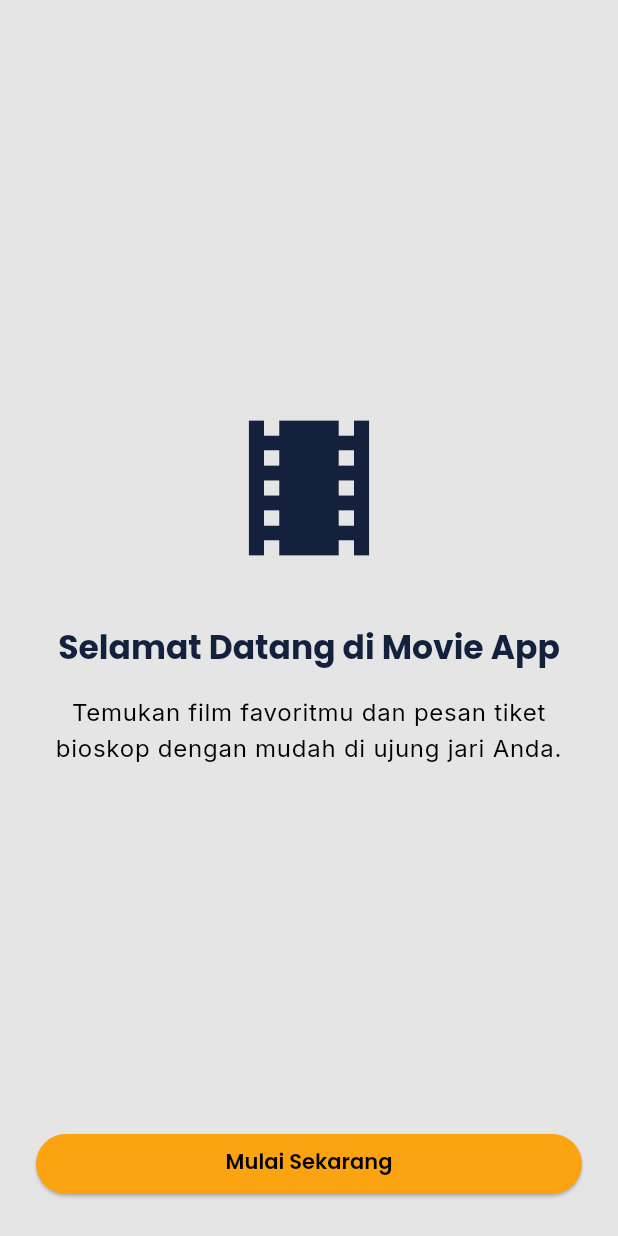
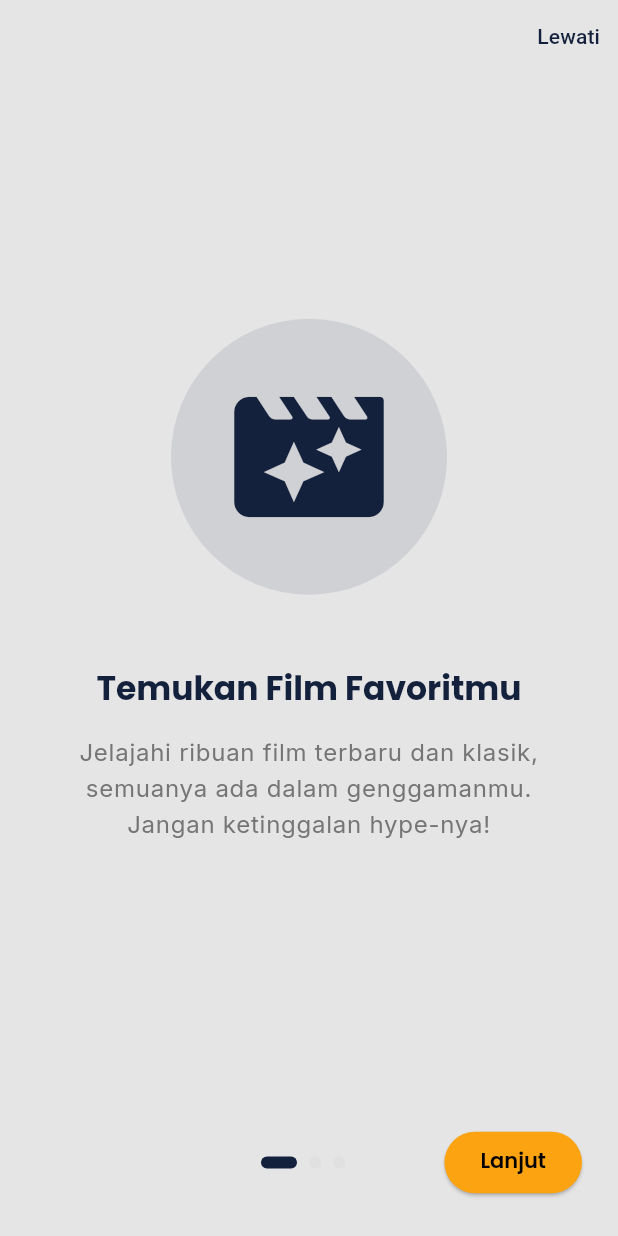
Before and after one commit to darelllien/movie_app_flutter, a Flutter app: the screen it shows after launch, on a phone screen of 412 x 824 dp. Run offline on Flutter 3.47's test engine with Material 3 defaults, Android fonts, the phone set to English and light mode, and no system bars; our stand-ins replace carousel_slider, flutter_dotenv, google_fonts, image_picker, shared_preferences.

Commit message:
update onboarding_page
- adding 3 interaction in onboarding screen to tell users about the app

```diff
--- a/movie_app/lib/screens/auth/onboarding_page.dart
+++ b/movie_app/lib/screens/auth/onboarding_page.dart
@@ -1,17 +1,54 @@
 import 'package:flutter/material.dart';
 import 'package:shared_preferences/shared_preferences.dart';
-import '../../routes/app_routes.dart';
+import 'login_page.dart'; // Sesuaikan path menuju file login_screen Anda
 
-class OnboardingScreen extends StatelessWidget {
+class OnboardingScreen extends StatefulWidget {
   const OnboardingScreen({super.key});
 
-  void _finishOnboarding(BuildContext context) async {
+  @override
+  State<OnboardingScreen> createState() => _OnboardingScreenState();
+}
+
+class _OnboardingScreenState extends State<OnboardingScreen> {
+  final PageController _pageController = PageController(initialPage: 0);
+  int _currentPage = 0;
+
+  // Data konten untuk 3 Interaksi Onboarding
+  final List<Map<String, dynamic>> onboardingData = [
+    {
+      "icon": Icons.movie_filter_rounded, // Interaksi 1: Discovery
+      "title": "Temukan Film Favoritmu",
+      "desc": "Jelajahi ribuan film terbaru dan klasik, semuanya ada dalam genggamanmu. Jangan ketinggalan hype-nya!",
+    },
+    {
+      "icon": Icons.event_seat_rounded, // Interaksi 2: Ease of Use
+      "title": "Pesan Tiket Tanpa Antre",
+      "desc": "Pilih kursi terbaikmu, pesan tiket kapan saja, dan langsung masuk bioskop tanpa perlu antre di loket.",
+    },
+    {
+      "icon": Icons.location_on_rounded, // Interaksi 3: Smart Experience
+      "title": "Info Bioskop Terdekat",
+      "desc": "Movix tahu bioskop mana yang paling dekat denganmu. Dapatkan jadwal tayang akurat setiap saat.",
+    },
+  ];
+
+  // Fungsi saat onboarding selesai
+  void _finishOnboarding() async {
     SharedPreferences prefs = await SharedPreferences.getInstance();
     await prefs.setBool('isFirstTime', false);
 
-    if (!context.mounted) return;
+    if (!mounted) return;
 
-    Navigator.pushReplacementNamed(context, AppRoutes.login);
+    Navigator.pushReplacement(
+      context,
+      MaterialPageRoute(builder: (_) => const LoginScreen()),
+    );
+  }
+
+  @override
+  void dispose() {
+    _pageController.dispose();
+    super.dispose();
   }
 
   @override
@@ -19,38 +56,147 @@ class OnboardingScreen extends StatelessWidget {
     final theme = Theme.of(context);
 
     return Scaffold(
+      backgroundColor: theme.scaffoldBackgroundColor,
       body: SafeArea(
-        child: Padding(
-          padding: const EdgeInsets.all(24.0),
+        child: Column(
+          children: [
+            // Tombol Skip (Lewati) di pojok kanan atas
+            Align(
+              alignment: Alignment.topRight,
+              child: TextButton(
+                onPressed: _finishOnboarding,
+                child: Text(
+                  'Lewati',
+                  style: TextStyle(color: theme.colorScheme.primary),
+                ),
+              ),
+            ),
+
+            // PageView untuk konten yang bisa di-swipe
+            Expanded(
+              child: PageView.builder(
+                controller: _pageController,
+                onPageChanged: (index) {
+                  setState(() {
+                    _currentPage = index;
+                  });
+                },
+                itemCount: onboardingData.length,
+                itemBuilder: (context, index) {
+                  return Padding(
+                    padding: const EdgeInsets.symmetric(horizontal: 32.0),
                     child: Column(
                       mainAxisAlignment: MainAxisAlignment.center,
                       children: [
-              const Spacer(),
-              Icon(Icons.theaters, size: 120, color: theme.colorScheme.primary),
-              const SizedBox(height: 32),
+                        // Ilustrasi / Ikon
+                        // TIPS: Ganti Icon di bawah ini dengan Image.asset('assets/gambar1.png') jika Anda punya gambarnya
+                        Container(
+                          padding: const EdgeInsets.all(32),
+                          decoration: BoxDecoration(
+                            color: theme.colorScheme.primary.withOpacity(0.1),
+                            shape: BoxShape.circle,
+                          ),
+                          child: Icon(
+                            onboardingData[index]["icon"],
+                            size: 120,
+                            color: theme.colorScheme.primary,
+                          ),
+                        ),
+                        const SizedBox(height: 48),
+
+                        // Judul
                         Text(
-                'Selamat Datang di Movie App',
-                style: theme.textTheme.titleLarge?.copyWith(color: theme.colorScheme.primary),
+                          onboardingData[index]["title"],
+                          style: theme.textTheme.titleLarge?.copyWith(
+                            color: theme.colorScheme.primary,
+                            fontWeight: FontWeight.bold,
+                          ),
                           textAlign: TextAlign.center,
                         ),
                         const SizedBox(height: 16),
+
+                        // Sub-judul / Deskripsi
                         Text(
-                'Temukan film favoritmu dan pesan tiket bioskop dengan mudah di ujung jari Anda.',
-                style: theme.textTheme.bodyLarge,
+                          onboardingData[index]["desc"],
+                          style: theme.textTheme.bodyLarge?.copyWith(
+                            color: Colors.grey[600],
+                            height: 1.5,
+                          ),
                           textAlign: TextAlign.center,
                         ),
-              const Spacer(),
-              SizedBox(
-                width: double.infinity,
+                      ],
+                    ),
+                  );
+                },
+              ),
+            ),
+
+        Padding(
+          padding: const EdgeInsets.all(24.0),
+          child: SizedBox(
+            height: 50, // Memberikan tinggi agar Stack bisa memposisikan elemen dengan baik
+            child: Stack(
+              alignment: Alignment.center,
+              children: [
+              // Dot Indicators - Sekarang posisinya tepat di tengah (Center)
+              Row(
+              mainAxisSize: MainAxisSize.min, // Penting: agar Row tidak memenuhi seluruh lebar layar
+              children: List.generate(
+                onboardingData.length,
+                    (index) => buildDotIndicator(index, theme),
+              ),
+            ),
+
+            // Tombol "Selanjutnya" atau "Mulai Sekarang" - Dipaksa ke kanan (CenterRight)
+            Align(
+              alignment: Alignment.centerRight,
               child: ElevatedButton(
-                  onPressed: () => _finishOnboarding(context),
-                  child: const Text('Mulai Sekarang'),
+                onPressed: () {
+                  if (_currentPage == onboardingData.length - 1) {
+                    _finishOnboarding();
+                  } else {
+                    _pageController.nextPage(
+                      duration: const Duration(milliseconds: 300),
+                      curve: Curves.easeInOut,
+                    );
+                  }
+                },
+                style: ElevatedButton.styleFrom(
+                  padding: const EdgeInsets.symmetric(horizontal: 24, vertical: 12),
+                  shape: RoundedRectangleBorder(
+                    borderRadius: BorderRadius.circular(30),
+                  ),
+                ),
+                child: Text(
+                  _currentPage == onboardingData.length - 1
+                      ? 'Mulai'
+                      : 'Lanjut',
+                        ),
                       ),
                     ),
                   ],
                 ),
               ),
             ),
+          ],
+        )
+      )
+    );
+  }
+
+  // Widget khusus untuk membuat titik indikator halaman
+  Widget buildDotIndicator(int index, ThemeData theme) {
+    return AnimatedContainer(
+      duration: const Duration(milliseconds: 200),
+      margin: const EdgeInsets.only(right: 8),
+      height: 8,
+      width: _currentPage == index ? 24 : 8,
+      decoration: BoxDecoration(
+        color: _currentPage == index
+            ? theme.colorScheme.primary
+            : Colors.grey.shade300,
+        borderRadius: BorderRadius.circular(4),
+      ),
     );
   }
 }
```
Lines whose indentation alone changed are shown as unchanged.
